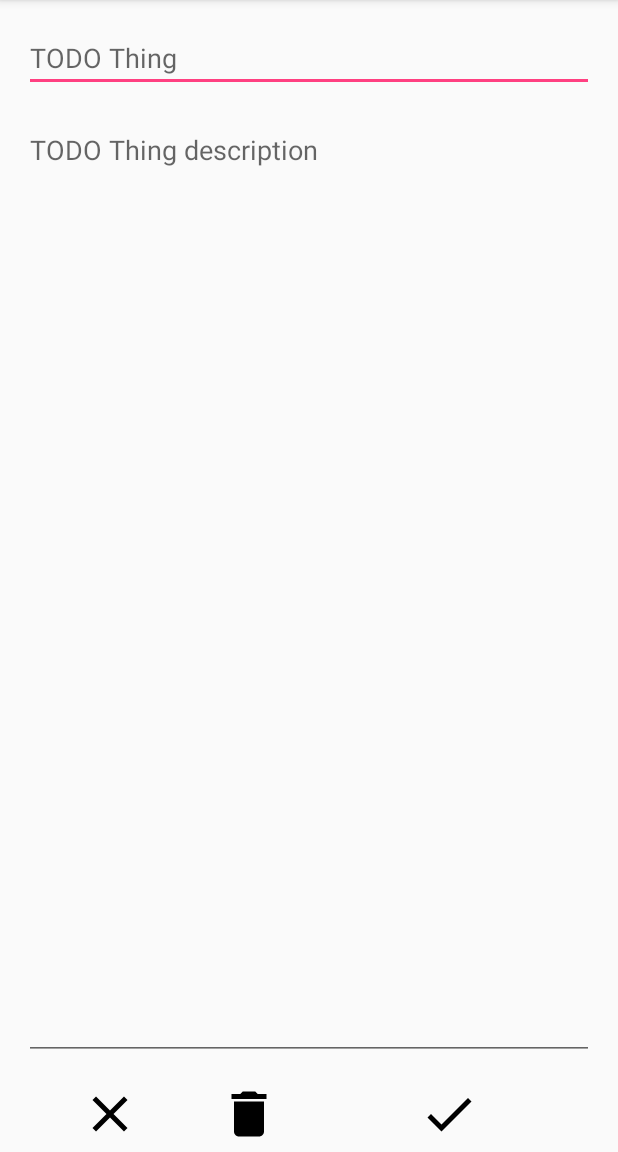
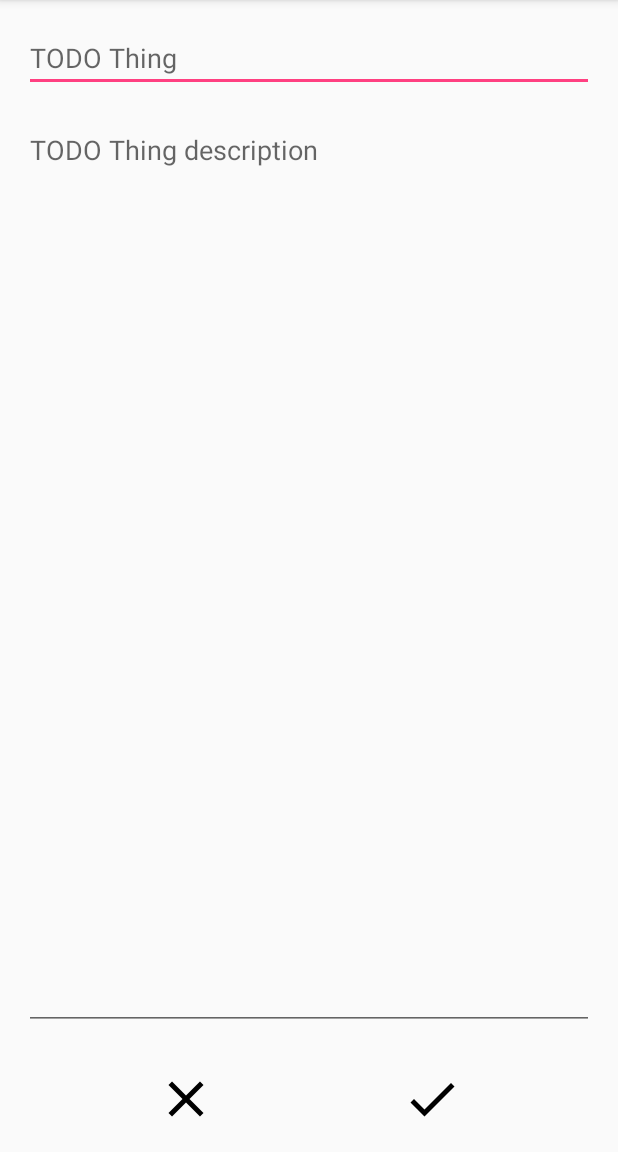
Before and after one commit to YenChingChu/JastzeonicTodoList, an Android app: the screen it shows after launch (ContentActivity before the commit, TodoEditActivity after it), after a tap on an icon or button, on a phone screen of 412 x 824 dp, the part 84-1236 px from its top. Run offline under Robolectric (Android 15) with nearby library versions, the phone set to English and light mode, and no system bars; our stand-ins replace Room's generated code, RxJava, data binding; 1 statement that could not run was skipped.

Commit message:
Bind main activity's view. Edit the delte way, and remove delete button Rename Activity name.

```diff
--- a/app/src/main/AndroidManifest.xml
+++ b/app/src/main/AndroidManifest.xml
@@ -17,7 +17,7 @@
                 <category android:name="android.intent.category.LAUNCHER" />
             </intent-filter>
         </activity>
-        <activity android:name=".ContentActivity" />
+        <activity android:name=".TodoEditActivity" />
         <activity android:name=".SampleDatabindingActivity"></activity>
     </application>
 
--- a/app/src/main/java/jastzeonic/com/jastzeonictodolist/MainActivity.kt
+++ b/app/src/main/java/jastzeonic/com/jastzeonictodolist/MainActivity.kt
@@ -1,44 +1,83 @@
 package jastzeonic.com.jastzeonictodolist
 
+import android.arch.lifecycle.Observer
+import android.arch.lifecycle.ViewModelProviders
 import android.content.Intent
+import android.databinding.BindingAdapter
+import android.databinding.DataBindingUtil
+import android.databinding.Observable
+import android.databinding.ObservableField
 import android.support.v7.app.AppCompatActivity
 import android.os.Bundle
 import android.support.v7.widget.LinearLayoutManager
-import jastzeonic.com.jastzeonictodolist.model.TodoRepository
+import android.support.v7.widget.RecyclerView
+import jastzeonic.com.jastzeonictodolist.databinding.ActivityMainBinding
+import jastzeonic.com.jastzeonictodolist.model.TodoModel
 import jastzeonic.com.jastzeonictodolist.view.TodoListAdapter
+import jastzeonic.com.jastzeonictodolist.view.model.TodoListViewModel
 import kotlinx.android.synthetic.main.activity_main.*
 
 class MainActivity : AppCompatActivity() {
 
-    internal var test = ""
+
+    companion object {
+        @JvmStatic
+        @BindingAdapter("todoList")
+        fun setTodoList(recyclerView: RecyclerView, todoList: ObservableField<List<TodoModel>>) {
+            if (recyclerView.adapter != null) {
+                val adapter = recyclerView.adapter as TodoListAdapter
+
+                adapter.todoList = ArrayList()
+                adapter.todoList.addAll(todoList.get() ?: ArrayList())
+                adapter.notifyDataSetChanged()
+            }
+        }
+    }
+
+
+    private lateinit var todoListViewModel: TodoListViewModel
 
     override fun onCreate(savedInstanceState: Bundle?) {
         super.onCreate(savedInstanceState)
-        setContentView(R.layout.activity_main)
+        todoListViewModel = ViewModelProviders.of(this).get(TodoListViewModel::class.java)
+        val binding = DataBindingUtil.setContentView<ActivityMainBinding>(this, R.layout.activity_main)
+        binding.todoListViewModel = todoListViewModel
+
+
+        binding.todoList.layoutManager = LinearLayoutManager(this, LinearLayoutManager.VERTICAL, false)
+        val adapter = TodoListAdapter(this)
+        binding.todoList.adapter = adapter
+
+        adapter.onClickEvent.observe(this, Observer { id ->
+            val intent = Intent(MainActivity@ this, TodoEditActivity::class.java)
+            intent.putExtra(TodoEditActivity.TODO_ITEM_ID, id)
+            startActivity(intent)
+        })
+
+        adapter.onDeleteEvent.observe(this, Observer { id ->
+            if (id != null) {
+                todoListViewModel.deleteTodoModel(id)
+            }
+
+        })
+
+
+
+        setContentView(binding.root)
     }
 
     override fun onStart() {
         super.onStart()
 
-        val repo = RepositoryProvider.getDatabaseRepository(TodoRepository::class.java)
 
-
-
-        repo.getAll().subscribe({ list ->
-
-            todo_list.layoutManager = LinearLayoutManager(MainActivity@ this, LinearLayoutManager.VERTICAL, false)
-            todo_list.adapter = TodoListAdapter(ainActivity@ this, list)
-
-
-        }, { onError -> onError })
+        todoListViewModel.getTodoList()
 
 
         add_button.setOnClickListener({
-            val intent = Intent(MainActivity@ this, ContentActivity::class.java)
+            val intent = Intent(MainActivity@ this, TodoEditActivity::class.java)
             startActivity(intent)
         })
     }
 
 
-
 }
--- a/app/src/main/java/jastzeonic/com/jastzeonictodolist/ContentActivity.kt
+++ b/app/src/main/java/jastzeonic/com/jastzeonictodolist/TodoEditActivity.kt
@@ -6,38 +6,38 @@ import android.databinding.DataBindingUtil
 import android.support.v7.app.AppCompatActivity
 import android.os.Bundle
 import jastzeonic.com.jastzeonictodolist.databinding.ActivityContentBinding
-import jastzeonic.com.jastzeonictodolist.view.model.ContentViewModel
+import jastzeonic.com.jastzeonictodolist.view.model.TodoEditViewModel
 
-class ContentActivity : AppCompatActivity() {
+class TodoEditActivity : AppCompatActivity() {
     companion object {
         const val TODO_ITEM_ID = "todo_item_id"
     }
 
-    lateinit var contentViewModel: ContentViewModel
+    lateinit var todoEditViewModel: TodoEditViewModel
 
     override fun onCreate(savedInstanceState: Bundle?) {
         super.onCreate(savedInstanceState)
-        contentViewModel = ViewModelProviders.of(this).get(ContentViewModel::class.java)
+        todoEditViewModel = ViewModelProviders.of(this).get(TodoEditViewModel::class.java)
         val binding = DataBindingUtil.setContentView<ActivityContentBinding>(this, R.layout.activity_content)
-        binding.contentViewModel = contentViewModel
+        binding.todoEditViewModel = todoEditViewModel
         setContentView(binding.root)
 
         val id = intent.getLongExtra(TODO_ITEM_ID, -1)
         if (id != -1L) {
-            contentViewModel.getTodoModel(id)
-            contentViewModel.todoId = id
+            todoEditViewModel.getTodoModel(id)
+            todoEditViewModel.todoId = id
         }
         initViewModelEvent()
     }
 
     private fun initViewModelEvent() {
-        contentViewModel.onInsertEvent.observe(this, Observer { isSuccess ->
+        todoEditViewModel.onInsertEvent.observe(this, Observer { isSuccess ->
             if (isSuccess != null && isSuccess) {
                 finish()
             }
         })
 
-        contentViewModel.onDeleteEvent.observe(this, Observer { isSuccess ->
+        todoEditViewModel.onDeleteEvent.observe(this, Observer { isSuccess ->
             if (isSuccess != null && isSuccess) {
                 finish()
             }
--- a/app/src/main/java/jastzeonic/com/jastzeonictodolist/view/TodoListAdapter.kt
+++ b/app/src/main/java/jastzeonic/com/jastzeonictodolist/view/TodoListAdapter.kt
@@ -1,19 +1,27 @@
 package jastzeonic.com.jastzeonictodolist.view
 
+import android.arch.lifecycle.MutableLiveData
 import android.content.Context
 import android.content.Intent
 import android.support.v7.widget.RecyclerView
 import android.view.LayoutInflater
 import android.view.ViewGroup
-import jastzeonic.com.jastzeonictodolist.ContentActivity
+import jastzeonic.com.jastzeonictodolist.TodoEditActivity
 import jastzeonic.com.jastzeonictodolist.R
 import jastzeonic.com.jastzeonictodolist.model.TodoModel
 
-class TodoListAdapter(private val context: Context, private val todoList: List<TodoModel>) : RecyclerView.Adapter<TodoViewHolder>() {
+class TodoListAdapter(private val context: Context) : RecyclerView.Adapter<TodoViewHolder>() {
+
+
+    val onDeleteEvent = MutableLiveData<Long>()
+    val onClickEvent = MutableLiveData<Long>()
+
+    var todoList: MutableList<TodoModel> = ArrayList()
 
 
     interface AdapterOnClickListener {
         fun onClick(position: Int)
+        fun onItemLongClick(position: Int)
     }
 
 
@@ -26,7 +34,6 @@ class TodoListAdapter(private val context: Context, private val todoList: List<T
     }
 
     override fun getItemCount(): Int {
-
         return todoList.size
     }
 
@@ -39,12 +46,18 @@ class TodoListAdapter(private val context: Context, private val todoList: List<T
     private val adapterClickListener = object : AdapterOnClickListener {
         override fun onClick(position: Int) {
 
-            val intent = Intent(context, ContentActivity::class.java)
-            intent.putExtra(ContentActivity.TODO_ITEM_ID, todoList[position].id)
-            context.startActivity(intent)
+            onClickEvent.value = todoList[position].id
+        }
 
+        override fun onItemLongClick(position: Int) {
+
+            onDeleteEvent.value = todoList[position].id
+
+            todoList.removeAt(position)
+            notifyItemRemoved(position)
 
         }
+
 
     }
 
--- a/app/src/main/java/jastzeonic/com/jastzeonictodolist/view/TodoViewHolder.kt
+++ b/app/src/main/java/jastzeonic/com/jastzeonictodolist/view/TodoViewHolder.kt
@@ -13,9 +13,13 @@ class TodoViewHolder(view: View, adapterOnClickListener: TodoListAdapter.Adapter
 
     init {
         view.setOnClickListener {
-        adapterOnClickListener.onClick(adapterPosition)
+            adapterOnClickListener.onClick(adapterPosition)
 
         }
+        view.setOnLongClickListener({
+            adapterOnClickListener.onItemLongClick(adapterPosition)
+            true
+        })
     }
 
 
--- a/app/src/main/java/jastzeonic/com/jastzeonictodolist/view/model/ContentViewModel.kt
+++ b/app/src/main/java/jastzeonic/com/jastzeonictodolist/view/model/TodoEditViewModel.kt
@@ -8,13 +8,13 @@ import jastzeonic.com.jastzeonictodolist.RepositoryProvider
 import jastzeonic.com.jastzeonictodolist.model.TodoModel
 import jastzeonic.com.jastzeonictodolist.model.TodoRepository
 
-class ContentViewModel(application: Application) : AndroidViewModel(application) {
+class TodoEditViewModel(application: Application) : AndroidViewModel(application) {
 
     val onDeleteEvent = MutableLiveData<Boolean>()
     val onInsertEvent = MutableLiveData<Boolean>()
 
 
-    var repo: TodoRepository = RepositoryProvider.getDatabaseRepository(TodoRepository::class.java)
+    private val repo: TodoRepository = RepositoryProvider.getDatabaseRepository(TodoRepository::class.java)
     val content = ObservableField<String>()
     val description = ObservableField<String>()
     var todoId = -1L
@@ -45,7 +45,7 @@ class ContentViewModel(application: Application) : AndroidViewModel(application)
         }
 
 
-        repo.insert(model).subscribe({ onSuccess -> onInsertEvent.value = onSuccess > 0 }, {})
+        repo.insert(model).subscribe({ onSuccess -> onInsertEvent.value = onSuccess > 0 }, { onError -> })
     }
 
     fun deleteTodoModel() {
--- /dev/null
+++ b/app/src/main/java/jastzeonic/com/jastzeonictodolist/view/model/TodoListViewModel.kt
@@ -0,0 +1,37 @@
+package jastzeonic.com.jastzeonictodolist.view.model
+
+import android.app.Application
+import android.arch.lifecycle.AndroidViewModel
+import android.arch.lifecycle.MutableLiveData
+import android.databinding.ObservableField
+import jastzeonic.com.jastzeonictodolist.RepositoryProvider
+import jastzeonic.com.jastzeonictodolist.model.TodoModel
+import jastzeonic.com.jastzeonictodolist.model.TodoRepository
+
+class TodoListViewModel(application: Application) : AndroidViewModel(application) {
+
+
+    var repo: TodoRepository = RepositoryProvider.getDatabaseRepository(TodoRepository::class.java)
+
+
+    val todoListObservable = ObservableField<List<TodoModel>>()
+
+
+    private val onDeleteSuccessEvent = MutableLiveData<Boolean>()
+
+
+    fun getTodoList() {
+        repo.getAll().subscribe({ todoList -> todoListObservable.set(todoList) }, {})
+    }
+
+
+    fun deleteTodoModel(id: Long) {
+        val model = TodoModel()
+        model.id = id
+
+        repo.delete(model).subscribe({ onSuccess -> onDeleteSuccessEvent.value = onSuccess > 0 }, {})
+
+    }
+
+
+}
--- a/app/src/main/res/layout/activity_content.xml
+++ b/app/src/main/res/layout/activity_content.xml
@@ -6,18 +6,18 @@
     <data>
 
         <variable
-            name="contentViewModel"
-            type="jastzeonic.com.jastzeonictodolist.view.model.ContentViewModel" />
+            name="todoEditViewModel"
+            type="jastzeonic.com.jastzeonictodolist.view.model.TodoEditViewModel" />
 
 
-        <import type="android.support.v7.app.AppCompatActivity"/>
+        <import type="android.support.v7.app.AppCompatActivity" />
 
     </data>
 
     <android.support.constraint.ConstraintLayout
         android:layout_width="match_parent"
         android:layout_height="match_parent"
-        tools:context=".ContentActivity">
+        tools:context=".TodoEditActivity">
 
 
         <EditText
@@ -32,7 +32,7 @@
             android:ems="10"
             android:hint="@string/todo_content"
             android:inputType="text"
-            android:text="@={contentViewModel.content}"
+            android:text="@={todoEditViewModel.content}"
             app:layout_constraintEnd_toEndOf="parent"
             app:layout_constraintStart_toStartOf="parent"
             app:layout_constraintTop_toTopOf="parent" />
@@ -50,7 +50,7 @@
             android:gravity="top"
             android:hint="@string/todo_description"
             android:inputType="textMultiLine"
-            android:text="@={contentViewModel.description}"
+            android:text="@={todoEditViewModel.description}"
             app:layout_constraintBottom_toTopOf="@+id/button_cancel"
             app:layout_constraintEnd_toEndOf="parent"
             app:layout_constraintStart_toStartOf="parent"
@@ -58,52 +58,37 @@
 
         <ImageView
             android:id="@+id/button_cancel"
-            android:layout_width="40dp"
-            android:layout_height="40dp"
+            android:layout_width="80dp"
+            android:layout_height="60dp"
             android:layout_marginBottom="5dp"
             android:background="@drawable/bg_onclick_effect"
             android:clickable="true"
             android:focusable="true"
-            android:src="@drawable/ic_cancel"
             android:onClick="@{v -> ((AppCompatActivity)v.getContext()).finish()}"
-            app:layout_constraintBottom_toBottomOf="parent"
-            app:layout_constraintEnd_toStartOf="@+id/button_delete"
-            app:layout_constraintHorizontal_bias="0.5"
-            app:layout_constraintStart_toStartOf="parent"
-            tools:ignore="ContentDescription" />
-
-        <ImageView
-            android:id="@+id/button_delete"
-            android:layout_width="40dp"
-            android:layout_height="40dp"
-            android:layout_marginBottom="5dp"
-            android:background="@drawable/bg_onclick_effect"
-            android:clickable="true"
-            android:focusable="true"
-            android:onClick="@{v -> contentViewModel.deleteTodoModel()}"
-            android:src="@drawable/ic_delete_black"
+            android:padding="10dp"
             app:layout_constraintBottom_toBottomOf="parent"
             app:layout_constraintEnd_toStartOf="@+id/button_confirm"
             app:layout_constraintHorizontal_bias="0.5"
-            app:layout_constraintStart_toEndOf="@+id/button_cancel"
-            app:layout_constraintStart_toStartOf="@+id/button_cancel"
+            app:layout_constraintStart_toStartOf="parent"
+            app:srcCompat="@drawable/ic_cancel"
             tools:ignore="ContentDescription" />
 
 
         <ImageView
             android:id="@+id/button_confirm"
-            android:layout_width="40dp"
-            android:layout_height="40dp"
+            android:layout_width="80dp"
+            android:layout_height="60dp"
             android:layout_marginBottom="5dp"
             android:background="@drawable/bg_onclick_effect"
             android:clickable="true"
             android:focusable="true"
-            android:onClick="@{v -> contentViewModel.addTodoModel()}"
-            android:src="@drawable/ic_done_black"
+            android:onClick="@{v -> todoEditViewModel.addTodoModel()}"
+            android:padding="10dp"
             app:layout_constraintBottom_toBottomOf="parent"
             app:layout_constraintEnd_toEndOf="parent"
             app:layout_constraintHorizontal_bias="0.5"
-            app:layout_constraintStart_toEndOf="@+id/button_delete"
+            app:layout_constraintStart_toEndOf="@+id/button_cancel"
+            app:srcCompat="@drawable/ic_done_black"
             tools:ignore="ContentDescription" />
 
 
--- a/app/src/main/res/layout/activity_main.xml
+++ b/app/src/main/res/layout/activity_main.xml
@@ -1,7 +1,18 @@
 <?xml version="1.0" encoding="utf-8"?>
-<android.support.constraint.ConstraintLayout xmlns:android="http://schemas.android.com/apk/res/android"
+<layout xmlns:android="http://schemas.android.com/apk/res/android"
     xmlns:app="http://schemas.android.com/apk/res-auto"
-    xmlns:tools="http://schemas.android.com/tools"
+    xmlns:tools="http://schemas.android.com/tools">
+
+
+    <data>
+
+        <variable
+            name="todoListViewModel"
+            type="jastzeonic.com.jastzeonictodolist.view.model.TodoListViewModel" />
+    </data>
+
+
+    <android.support.constraint.ConstraintLayout
         android:layout_width="match_parent"
         android:layout_height="match_parent"
         android:background="#DDD"
@@ -10,13 +21,14 @@
 
         <android.support.v7.widget.RecyclerView
             android:id="@+id/todo_list"
+            todoList="@{todoListViewModel.todoListObservable}"
             android:layout_width="0dp"
             android:layout_height="0dp"
             app:layout_constraintBottom_toBottomOf="parent"
             app:layout_constraintEnd_toEndOf="parent"
             app:layout_constraintStart_toStartOf="parent"
             app:layout_constraintTop_toTopOf="parent"
-        tools:listitem="@layout/layout_item_todo"/>
+            tools:listitem="@layout/layout_item_todo" />
 
         <ImageView
             android:id="@+id/add_button"
@@ -31,3 +43,4 @@
             tools:ignore="ContentDescription" />
 
     </android.support.constraint.ConstraintLayout>
+</layout>
```
Lines whose indentation alone changed are shown as unchanged.
